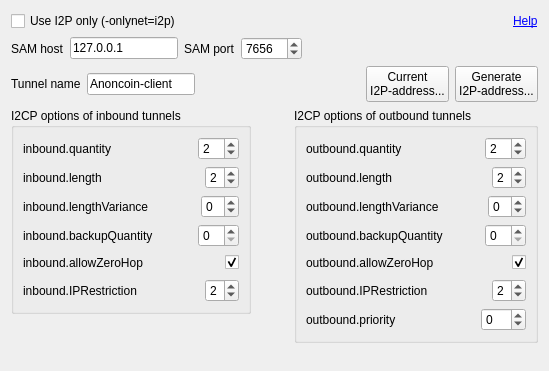
The window that src/qt/forms/i2poptionswidget.ui (GOSTSec/gostcoin) describes before a commit, drawn with Qt 5.
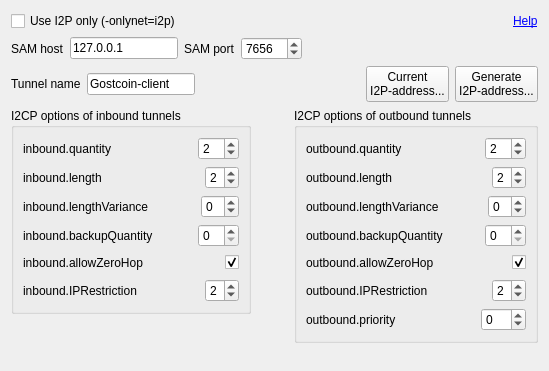
The same window after the commit.

What changed in the file:
```diff
--- a/src/qt/forms/i2poptionswidget.ui
+++ b/src/qt/forms/i2poptionswidget.ui
@@ -138,7 +138,7 @@
         </size>
        </property>
        <property name="text">
-        <string>Anoncoin-client</string>
+        <string>Gostcoin-client</string>
        </property>
       </widget>
      </item>
```
